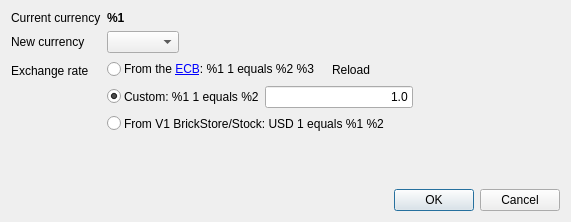
This is src/desktop/changecurrencydialog.ui in rgriebl/brickstore as Qt 5 draws it before an edit. The edited form follows.
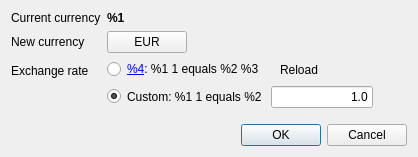
This is the edited form. Icons and pictures are not drawn.

Diff of the .ui file:
```diff
--- a/src/desktop/changecurrencydialog.ui
+++ b/src/desktop/changecurrencydialog.ui
@@ -6,8 +6,8 @@
    <rect>
     <x>0</x>
     <y>0</y>
-    <width>571</width>
-    <height>222</height>
+    <width>418</width>
+    <height>157</height>
    </rect>
   </property>
   <property name="windowTitle">
@@ -51,9 +51,6 @@
        </property>
       </widget>
      </item>
-     <item row="1" column="1">
-      <widget class="QComboBox" name="w_newCurrency"/>
-     </item>
      <item row="2" column="0">
       <widget class="QLabel" name="label_5">
        <property name="text">
@@ -66,11 +63,14 @@
      </item>
      <item row="2" column="1">
       <layout class="QVBoxLayout" name="verticalLayout">
+       <property name="spacing">
+        <number>6</number>
+       </property>
        <item>
         <widget class="QWidget" name="w_widgetEcb" native="true">
          <layout class="QHBoxLayout" name="horizontalLayout_2">
           <property name="spacing">
-           <number>3</number>
+           <number>6</number>
           </property>
           <property name="leftMargin">
            <number>0</number>
@@ -94,7 +94,13 @@
           <item>
            <widget class="QLabel" name="w_labelEcb">
             <property name="text">
-             <string>From the &lt;a href=&quot;https://www.ecb.eu&quot;&gt;ECB&lt;/a&gt;: %1 1 equals %2 %3</string>
+             <string>&lt;a href=&quot;%5&quot;&gt;%4&lt;/a&gt;: %1 1 equals %2 %3</string>
+            </property>
+            <property name="openExternalLinks">
+             <bool>true</bool>
+            </property>
+            <property name="textInteractionFlags">
+             <set>Qt::TextBrowserInteraction</set>
             </property>
            </widget>
           </item>
@@ -150,7 +156,7 @@
         <widget class="QWidget" name="w_widgetCustom" native="true">
          <layout class="QHBoxLayout" name="horizontalLayout">
           <property name="spacing">
-           <number>3</number>
+           <number>6</number>
           </property>
           <property name="leftMargin">
            <number>0</number>
@@ -226,56 +232,21 @@
          </layout>
         </widget>
        </item>
-       <item>
-        <widget class="QWidget" name="w_widgetLegacy" native="true">
-         <layout class="QHBoxLayout" name="horizontalLayout_3">
-          <property name="spacing">
-           <number>3</number>
-          </property>
-          <property name="leftMargin">
-           <number>0</number>
-          </property>
-          <property name="topMargin">
-           <number>0</number>
-          </property>
-          <property name="rightMargin">
-           <number>0</number>
-          </property>
-          <property name="bottomMargin">
-           <number>0</number>
-          </property>
-          <item>
-           <widget class="QRadioButton" name="w_radioLegacy">
-            <property name="autoExclusive">
-             <bool>false</bool>
-            </property>
-           </widget>
-          </item>
-          <item>
-           <widget class="QLabel" name="w_labelLegacy">
-            <property name="text">
-             <string>From V1 BrickStore/Stock: USD 1 equals %1 %2</string>
-            </property>
-           </widget>
-          </item>
-          <item>
-           <spacer name="horizontalSpacer_6">
-            <property name="orientation">
-             <enum>Qt::Horizontal</enum>
-            </property>
-            <property name="sizeHint" stdset="0">
-             <size>
-              <width>40</width>
-              <height>20</height>
-             </size>
-            </property>
-           </spacer>
-          </item>
-         </layout>
-        </widget>
-       </item>
       </layout>
      </item>
+     <item row="1" column="1">
+      <widget class="QPushButton" name="w_newCurrency">
+       <property name="enabled">
+        <bool>true</bool>
+       </property>
+       <property name="text">
+        <string notr="true">EUR</string>
+       </property>
+       <property name="autoDefault">
+        <bool>false</bool>
+       </property>
+      </widget>
+     </item>
     </layout>
    </item>
    <item>
```
Left out of the diff: 20 changed lines with no effect on the pictures.
